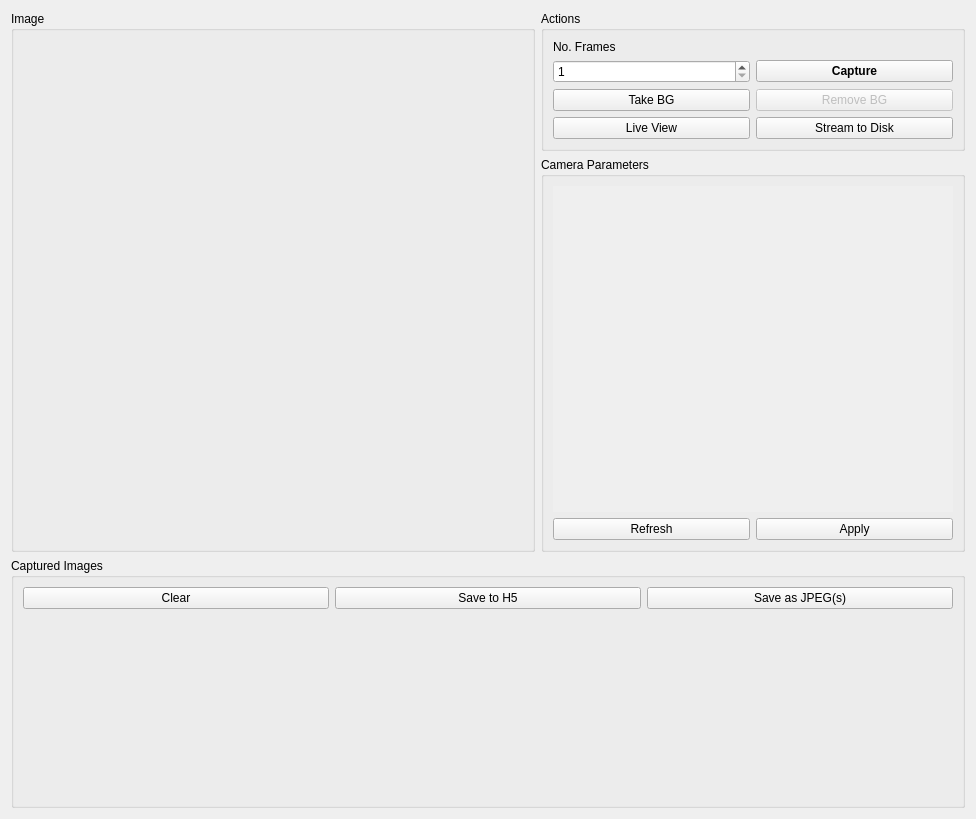
Above: nplab/instrument/camera/fastcamera/fcgui.ui from wdeacon/PyOpenLab before the change. Below: the same form after it.
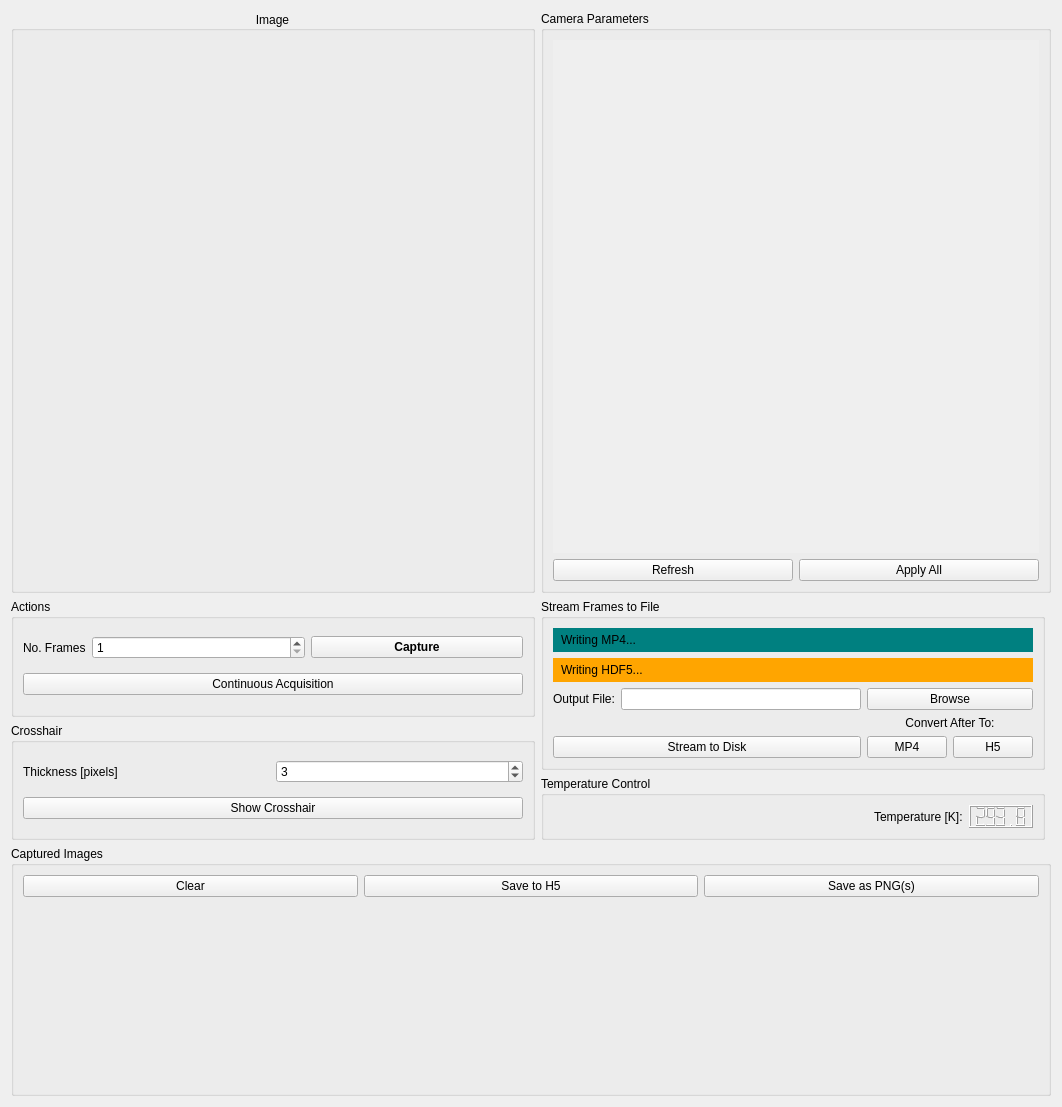
That is the form after the change.

What changed in the file:
```diff
--- a/nplab/instrument/camera/fastcamera/fcgui.ui
+++ b/nplab/instrument/camera/fastcamera/fcgui.ui
@@ -6,24 +6,30 @@
    <rect>
     <x>0</x>
     <y>0</y>
-    <width>958</width>
-    <height>812</height>
+    <width>1062</width>
+    <height>1107</height>
    </rect>
   </property>
+  <property name="sizePolicy">
+   <sizepolicy hsizetype="Expanding" vsizetype="Preferred">
+    <horstretch>0</horstretch>
+    <verstretch>0</verstretch>
+   </sizepolicy>
+  </property>
   <property name="maximumSize">
    <size>
-    <width>958</width>
-    <height>886</height>
+    <width>1500</width>
+    <height>2500</height>
    </size>
   </property>
   <property name="windowTitle">
    <string>Fast Camera Control</string>
   </property>
   <layout class="QGridLayout" name="gridLayout_2">
-   <item row="2" column="1" rowspan="3" colspan="2">
+   <item row="1" column="2" rowspan="5" colspan="2">
     <widget class="QGroupBox" name="groupBox">
      <property name="sizePolicy">
-      <sizepolicy hsizetype="Fixed" vsizetype="Expanding">
+      <sizepolicy hsizetype="Expanding" vsizetype="Expanding">
        <horstretch>0</horstretch>
        <verstretch>100</verstretch>
       </sizepolicy>
@@ -47,7 +53,7 @@
          <enum>Qt::ScrollBarAsNeeded</enum>
         </property>
         <property name="horizontalScrollBarPolicy">
-         <enum>Qt::ScrollBarAsNeeded</enum>
+         <enum>Qt::ScrollBarAlwaysOff</enum>
         </property>
         <property name="widgetResizable">
          <bool>true</bool>
@@ -57,12 +63,12 @@
           <rect>
            <x>0</x>
            <y>0</y>
-           <width>400</width>
-           <height>274</height>
+           <width>509</width>
+           <height>460</height>
           </rect>
          </property>
          <property name="sizePolicy">
-          <sizepolicy hsizetype="Preferred" vsizetype="Expanding">
+          <sizepolicy hsizetype="Expanding" vsizetype="Expanding">
            <horstretch>0</horstretch>
            <verstretch>0</verstretch>
           </sizepolicy>
@@ -91,7 +97,7 @@
         <item>
          <widget class="QPushButton" name="applyButton">
           <property name="text">
-           <string>Apply</string>
+           <string>Apply All</string>
           </property>
          </widget>
         </item>
@@ -100,133 +106,7 @@
      </layout>
     </widget>
    </item>
-   <item row="1" column="1" colspan="2">
-    <widget class="QGroupBox" name="groupBox_2">
-     <property name="sizePolicy">
-      <sizepolicy hsizetype="MinimumExpanding" vsizetype="Minimum">
-       <horstretch>0</horstretch>
-       <verstretch>0</verstretch>
-      </sizepolicy>
-     </property>
-     <property name="title">
-      <string>Actions</string>
-     </property>
-     <layout class="QGridLayout" name="gridLayout">
-      <item row="3" column="1">
-       <widget class="QPushButton" name="removeBGButton">
-        <property name="enabled">
-         <bool>false</bool>
-        </property>
-        <property name="text">
-         <string>Remove BG</string>
-        </property>
-        <property name="checkable">
-         <bool>true</bool>
-        </property>
-        <property name="flat">
-         <bool>false</bool>
-        </property>
-       </widget>
-      </item>
-      <item row="3" column="0">
-       <widget class="QPushButton" name="takeBGButton">
-        <property name="text">
-         <string>Take BG</string>
-        </property>
-       </widget>
-      </item>
-      <item row="4" column="1">
-       <widget class="QPushButton" name="streamToDiskButton">
-        <property name="enabled">
-         <bool>true</bool>
-        </property>
-        <property name="text">
-         <string>Stream to Disk</string>
-        </property>
-       </widget>
-      </item>
-      <item row="4" column="0">
-       <widget class="QPushButton" name="liveViewButton">
-        <property name="enabled">
-         <bool>true</bool>
-        </property>
-        <property name="text">
-         <string>Live View</string>
-        </property>
-        <property name="checkable">
-         <bool>true</bool>
-        </property>
-        <property name="checked">
-         <bool>false</bool>
-        </property>
-       </widget>
-      </item>
-      <item row="1" column="1">
-       <widget class="QPushButton" name="captureButton">
-        <property name="sizePolicy">
-         <sizepolicy hsizetype="Minimum" vsizetype="Fixed">
-          <horstretch>1</horstretch>
-          <verstretch>0</verstretch>
-         </sizepolicy>
-        </property>
-        <property name="maximumSize">
-         <size>
-          <width>16777215</width>
-          <height>16777215</height>
-         </size>
-        </property>
-        <property name="font">
-         <font>
-          <weight>75</weight>
-          <bold>true</bold>
-          <underline>false</underline>
-          <kerning>true</kerning>
-         </font>
-        </property>
-        <property name="text">
-         <string>Capture</string>
-        </property>
-       </widget>
-      </item>
-      <item row="1" column="0">
-       <widget class="QSpinBox" name="numberOfFrames">
-        <property name="sizePolicy">
-         <sizepolicy hsizetype="Minimum" vsizetype="Fixed">
-          <horstretch>1</horstretch>
-          <verstretch>0</verstretch>
-         </sizepolicy>
-        </property>
-        <property name="minimumSize">
-         <size>
-          <width>150</width>
-          <height>0</height>
-         </size>
-        </property>
-        <property name="layoutDirection">
-         <enum>Qt::LeftToRight</enum>
-        </property>
-        <property name="minimum">
-         <number>1</number>
-        </property>
-        <property name="maximum">
-         <number>999999999</number>
-        </property>
-        <property name="stepType">
-         <enum>QAbstractSpinBox::DefaultStepType</enum>
-        </property>
-       </widget>
-      </item>
-      <item row="0" column="0">
-       <widget class="QLabel" name="label_3">
-        <property name="text">
-         <string>No. Frames</string>
-        </property>
-       </widget>
-      </item>
-     </layout>
-    </widget>
-   </item>
-   <item row="5" column="0" colspan="3">
+   <item row="11" column="1" colspan="3">
     <widget class="QGroupBox" name="capturedImages">
      <property name="sizePolicy">
       <sizepolicy hsizetype="Preferred" vsizetype="MinimumExpanding">
@@ -263,7 +143,7 @@
         <item alignment="Qt::AlignTop">
          <widget class="QPushButton" name="saveImages">
           <property name="text">
-           <string>Save as JPEG(s)</string>
+           <string>Save as PNG(s)</string>
           </property>
          </widget>
         </item>
@@ -272,7 +152,7 @@
      </layout>
     </widget>
    </item>
-   <item row="1" column="0" rowspan="4">
+   <item row="1" column="1" rowspan="5">
     <layout class="QVBoxLayout" name="verticalLayout_5">
      <property name="spacing">
       <number>0</number>
@@ -280,7 +160,7 @@
      <item>
       <widget class="QGroupBox" name="cameraGroup">
        <property name="sizePolicy">
-        <sizepolicy hsizetype="Fixed" vsizetype="Expanding">
+        <sizepolicy hsizetype="Expanding" vsizetype="Expanding">
          <horstretch>1</horstretch>
          <verstretch>1</verstretch>
         </sizepolicy>
@@ -288,6 +168,9 @@
        <property name="title">
         <string>Image</string>
        </property>
+       <property name="alignment">
+        <set>Qt::AlignCenter</set>
+       </property>
        <layout class="QVBoxLayout" name="verticalLayout_3">
         <item>
          <widget class="QLabel" name="cameraImage">
@@ -313,6 +196,361 @@
      </item>
     </layout>
    </item>
+   <item row="7" column="2" rowspan="2">
+    <layout class="QVBoxLayout" name="verticalLayout_7">
+     <item>
+      <widget class="QGroupBox" name="streamBox">
+       <property name="sizePolicy">
+        <sizepolicy hsizetype="Preferred" vsizetype="Minimum">
+         <horstretch>0</horstretch>
+         <verstretch>0</verstretch>
+        </sizepolicy>
+       </property>
+       <property name="title">
+        <string>Stream Frames to File</string>
+       </property>
+       <layout class="QGridLayout" name="gridLayout_5">
+        <item row="2" column="0">
+         <widget class="QLabel" name="label">
+          <property name="text">
+           <string>Output File:</string>
+          </property>
+         </widget>
+        </item>
+        <item row="2" column="1">
+         <widget class="QLineEdit" name="streamFile"/>
+        </item>
+        <item row="6" column="0" colspan="2">
+         <widget class="QPushButton" name="streamToDiskButton">
+          <property name="enabled">
+           <bool>true</bool>
+          </property>
+          <property name="text">
+           <string>Stream to Disk</string>
+          </property>
+          <property name="checkable">
+           <bool>true</bool>
+          </property>
+         </widget>
+        </item>
+        <item row="6" column="3">
+         <widget class="QPushButton" name="h5Button">
+          <property name="enabled">
+           <bool>true</bool>
+          </property>
+          <property name="text">
+           <string>H5</string>
+          </property>
+          <property name="checkable">
+           <bool>true</bool>
+          </property>
+         </widget>
+        </item>
+        <item row="0" column="0" colspan="4">
+         <widget class="QLabel" name="writingMP4">
+          <property name="enabled">
+           <bool>true</bool>
+          </property>
+          <property name="styleSheet">
+           <string notr="true">background: teal; padding: 5px;</string>
+          </property>
+          <property name="text">
+           <string>Writing MP4...</string>
+          </property>
+         </widget>
+        </item>
+        <item row="3" column="1">
+         <spacer name="verticalSpacer">
+          <property name="orientation">
+           <enum>Qt::Vertical</enum>
+          </property>
+          <property name="sizeHint" stdset="0">
+           <size>
+            <width>20</width>
+            <height>0</height>
+           </size>
+          </property>
+         </spacer>
+        </item>
+        <item row="1" column="0" colspan="4">
+         <widget class="QLabel" name="writingH5">
+          <property name="styleSheet">
+           <string notr="true">background: orange; padding: 5px;</string>
+          </property>
+          <property name="text">
+           <string>Writing HDF5...</string>
+          </property>
+         </widget>
+        </item>
+        <item row="6" column="2">
+         <widget class="QPushButton" name="mp4Button">
+          <property name="enabled">
+           <bool>true</bool>
+          </property>
+          <property name="text">
+           <string>MP4</string>
+          </property>
+          <property name="checkable">
+           <bool>true</bool>
+          </property>
+         </widget>
+        </item>
+        <item row="2" column="2" colspan="2">
+         <widget class="QPushButton" name="streamBrowse">
+          <property name="text">
+           <string>Browse</string>
+          </property>
+         </widget>
+        </item>
+        <item row="4" column="2" colspan="2">
+         <widget class="QLabel" name="label_6">
+          <property name="text">
+           <string>Convert After To:</string>
+          </property>
+          <property name="alignment">
+           <set>Qt::AlignCenter</set>
+          </property>
+         </widget>
+        </item>
+       </layout>
+      </widget>
+     </item>
+     <item>
+      <widget class="QGroupBox" name="temperatureControl">
+       <property name="sizePolicy">
+        <sizepolicy hsizetype="Preferred" vsizetype="Minimum">
+         <horstretch>0</horstretch>
+         <verstretch>0</verstretch>
+        </sizepolicy>
+       </property>
+       <property name="title">
+        <string>Temperature Control</string>
+       </property>
+       <layout class="QHBoxLayout" name="horizontalLayout_3">
+        <item>
+         <layout class="QHBoxLayout" name="horizontalLayout_2">
+          <item>
+           <spacer name="horizontalSpacer">
+            <property name="orientation">
+             <enum>Qt::Horizontal</enum>
+            </property>
+            <property name="sizeHint" stdset="0">
+             <size>
+              <width>40</width>
+              <height>20</height>
+             </size>
+            </property>
+           </spacer>
+          </item>
+          <item>
+           <widget class="QLabel" name="label_2">
+            <property name="text">
+             <string>Temperature [K]:</string>
+            </property>
+           </widget>
+          </item>
+          <item>
+           <widget class="QLCDNumber" name="currentTemperature">
+            <property name="smallDecimalPoint">
+             <bool>false</bool>
+            </property>
+            <property name="digitCount">
+             <number>5</number>
+            </property>
+            <property name="value" stdset="0">
+             <double>293.750000000000000</double>
+            </property>
+           </widget>
+          </item>
+         </layout>
+        </item>
+       </layout>
+      </widget>
+     </item>
+    </layout>
+   </item>
+   <item row="8" column="1">
+    <widget class="QGroupBox" name="groupBox_3">
+     <property name="sizePolicy">
+      <sizepolicy hsizetype="MinimumExpanding" vsizetype="Minimum">
+       <horstretch>0</horstretch>
+       <verstretch>0</verstretch>
+      </sizepolicy>
+     </property>
+     <property name="title">
+      <string>Crosshair</string>
+     </property>
+     <layout class="QGridLayout" name="gridLayout_4">
+      <item row="2" column="1">
+       <widget class="QSpinBox" name="crosshairPixels">
+        <property name="sizePolicy">
+         <sizepolicy hsizetype="Expanding" vsizetype="Fixed">
+          <horstretch>1</horstretch>
+          <verstretch>0</verstretch>
+         </sizepolicy>
+        </property>
+        <property name="minimumSize">
+         <size>
+          <width>150</width>
+          <height>0</height>
+         </size>
+        </property>
+        <property name="layoutDirection">
+         <enum>Qt::LeftToRight</enum>
+        </property>
+        <property name="minimum">
+         <number>1</number>
+        </property>
+        <property name="maximum">
+         <number>999999999</number>
+        </property>
+        <property name="stepType">
+         <enum>QAbstractSpinBox::DefaultStepType</enum>
+        </property>
+        <property name="value">
+         <number>3</number>
+        </property>
+       </widget>
+      </item>
+      <item row="2" column="0">
+       <widget class="QLabel" name="label_5">
+        <property name="sizePolicy">
+         <sizepolicy hsizetype="Minimum" vsizetype="Preferred">
+          <horstretch>0</horstretch>
+          <verstretch>0</verstretch>
+         </sizepolicy>
+        </property>
+        <property name="text">
+         <string>Thickness [pixels]</string>
+        </property>
+       </widget>
+      </item>
+      <item row="3" column="0" colspan="2">
+       <widget class="QPushButton" name="crosshairButton">
+        <property name="sizePolicy">
+         <sizepolicy hsizetype="Minimum" vsizetype="Fixed">
+          <horstretch>1</horstretch>
+          <verstretch>0</verstretch>
+         </sizepolicy>
+        </property>
+        <property name="maximumSize">
+         <size>
+          <width>16777215</width>
+          <height>16777215</height>
+         </size>
+        </property>
+        <property name="font">
+         <font>
+          <weight>50</weight>
+          <bold>false</bold>
+          <underline>false</underline>
+          <kerning>true</kerning>
+         </font>
+        </property>
+        <property name="text">
+         <string>Show Crosshair</string>
+        </property>
+        <property name="checkable">
+         <bool>true</bool>
+        </property>
+       </widget>
+      </item>
+     </layout>
+    </widget>
+   </item>
+   <item row="7" column="1">
+    <widget class="QGroupBox" name="groupBox_2">
+     <property name="sizePolicy">
+      <sizepolicy hsizetype="MinimumExpanding" vsizetype="Minimum">
+       <horstretch>0</horstretch>
+       <verstretch>0</verstretch>
+      </sizepolicy>
+     </property>
+     <property name="title">
+      <string>Actions</string>
+     </property>
+     <layout class="QGridLayout" name="gridLayout">
+      <item row="2" column="1">
+       <widget class="QSpinBox" name="numberOfFrames">
+        <property name="sizePolicy">
+         <sizepolicy hsizetype="Minimum" vsizetype="Fixed">
+          <horstretch>1</horstretch>
+          <verstretch>0</verstretch>
+         </sizepolicy>
+        </property>
+        <property name="minimumSize">
+         <size>
+          <width>150</width>
+          <height>0</height>
+         </size>
+        </property>
+        <property name="layoutDirection">
+         <enum>Qt::LeftToRight</enum>
+        </property>
+        <property name="minimum">
+         <number>1</number>
+        </property>
+        <property name="maximum">
+         <number>999999999</number>
+        </property>
+        <property name="stepType">
+         <enum>QAbstractSpinBox::DefaultStepType</enum>
+        </property>
+       </widget>
+      </item>
+      <item row="2" column="2">
+       <widget class="QPushButton" name="captureButton">
+        <property name="sizePolicy">
+         <sizepolicy hsizetype="Minimum" vsizetype="Fixed">
+          <horstretch>1</horstretch>
+          <verstretch>0</verstretch>
+         </sizepolicy>
+        </property>
+        <property name="maximumSize">
+         <size>
+          <width>16777215</width>
+          <height>16777215</height>
+         </size>
+        </property>
+        <property name="font">
+         <font>
+          <weight>75</weight>
+          <bold>true</bold>
+          <underline>false</underline>
+          <kerning>true</kerning>
+         </font>
+        </property>
+        <property name="text">
+         <string>Capture</string>
+        </property>
+       </widget>
+      </item>
+      <item row="2" column="0">
+       <widget class="QLabel" name="label_3">
+        <property name="text">
+         <string>No. Frames</string>
+        </property>
+       </widget>
+      </item>
+      <item row="4" column="0" colspan="3">
+       <widget class="QPushButton" name="liveViewButton">
+        <property name="enabled">
+         <bool>true</bool>
+        </property>
+        <property name="text">
+         <string>Continuous Acquisition</string>
+        </property>
+        <property name="checkable">
+         <bool>true</bool>
+        </property>
+        <property name="checked">
+         <bool>false</bool>
+        </property>
+       </widget>
+      </item>
+     </layout>
+    </widget>
+   </item>
   </layout>
  </widget>
  <resources/>
```
Left out of the diff: 4 changed lines with no effect on the pictures.
